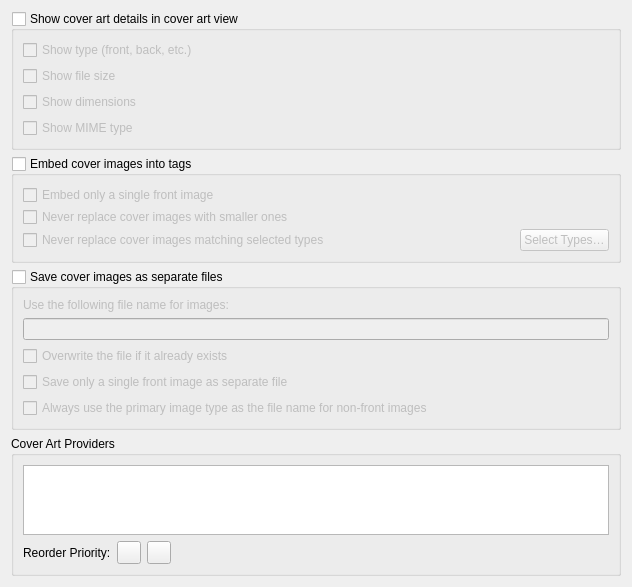
Old version of the form ui/options_cover.ui in the repository metabrainz/picard.
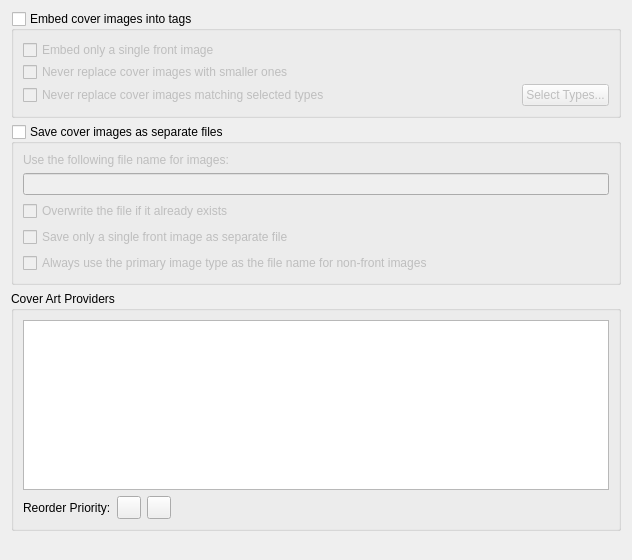
New version of the form. Icons and pictures are not drawn.

Commit message: Remove show details config from Cover Art config

Diff of the .ui file:
```diff
--- a/ui/options_cover.ui
+++ b/ui/options_cover.ui
@@ -11,49 +11,6 @@
    </rect>
   </property>
   <layout class="QVBoxLayout" name="verticalLayout">
-   <item>
-    <widget class="QGroupBox" name="cb_show_cover_art_details">
-     <property name="title">
-      <string>Show cover art details in cover art view</string>
-     </property>
-     <property name="checkable">
-      <bool>true</bool>
-     </property>
-     <property name="checked">
-      <bool>false</bool>
-     </property>
-     <layout class="QVBoxLayout" name="cover_art_details_layout">
-      <item>
-       <widget class="QCheckBox" name="cb_show_cover_art_details_type">
-        <property name="text">
-         <string>Show type (front, back, etc.)</string>
-        </property>
-       </widget>
-      </item>
-      <item>
-       <widget class="QCheckBox" name="cb_show_cover_art_details_filesize">
-        <property name="text">
-         <string>Show file size</string>
-        </property>
-       </widget>
-      </item>
-      <item>
-       <widget class="QCheckBox" name="cb_show_cover_art_details_dimensions">
-        <property name="text">
-         <string>Show dimensions</string>
-        </property>
-       </widget>
-      </item>
-      <item>
-       <widget class="QCheckBox" name="cb_show_cover_art_details_mimetype">
-        <property name="text">
-         <string>Show MIME type</string>
-        </property>
-       </widget>
-      </item>
-     </layout>
-    </widget>
-   </item>
    <item>
     <widget class="QGroupBox" name="save_images_to_tags">
      <property name="title">
@@ -113,7 +70,7 @@
            </sizepolicy>
           </property>
           <property name="text">
-           <string>Select Types…</string>
+           <string>Select Types...</string>
           </property>
          </widget>
         </item>
```
The commit also changes 2 other files.
